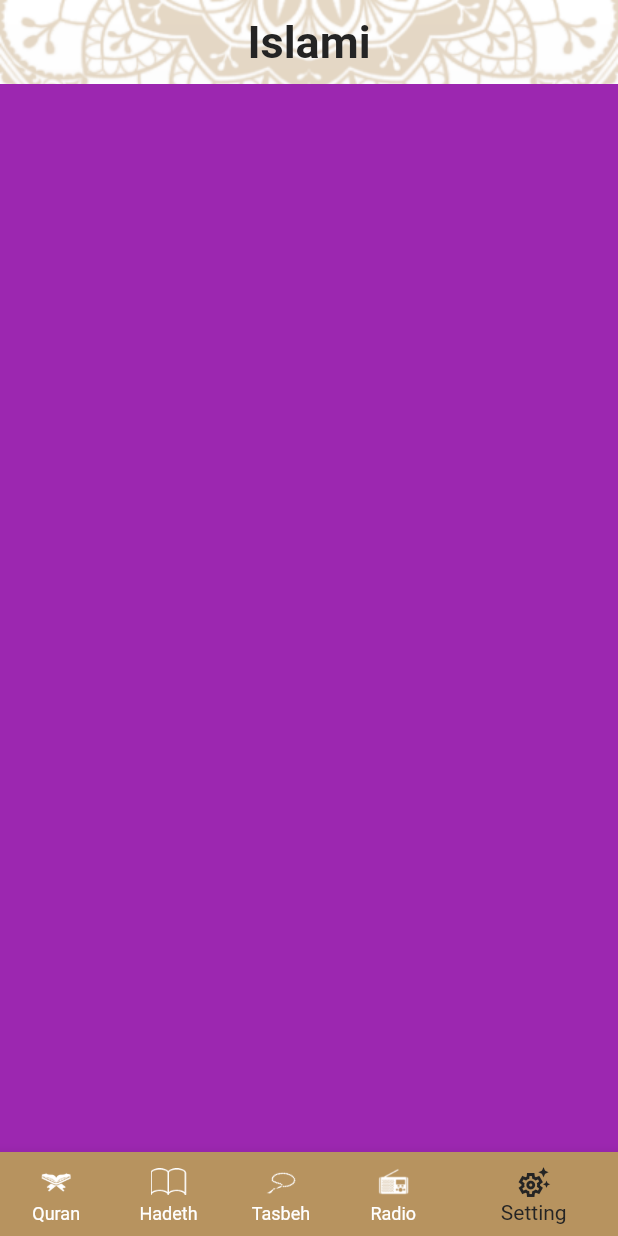
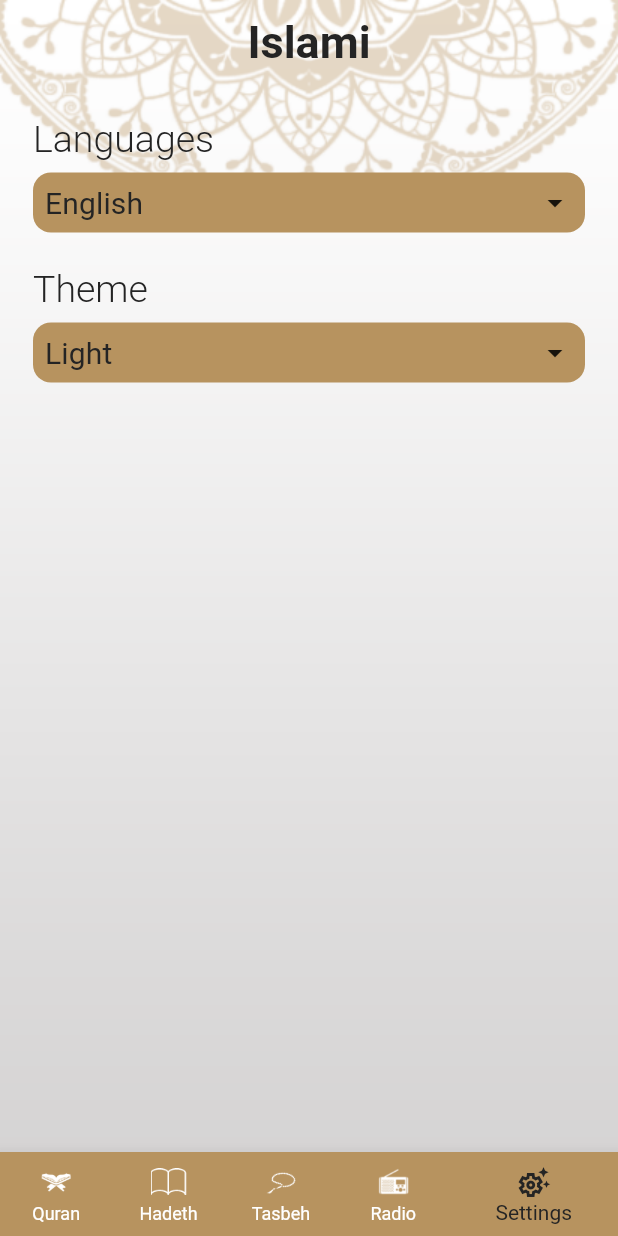
Before and after one commit to Mina-George137/islami_flutter, a Flutter app: the screen it shows after launch, item 5 of the bottom bar chosen, on a phone screen of 412 x 824 dp. Run offline on Flutter 3.47's test engine with Material 2 defaults, Android fonts, the phone set to English and light mode, and no system bars; generated files the repository leaves out were written again.

Commit message:
Finished Settings tab & localization (en/ar)

```diff
--- /dev/null
+++ b/l10n.yaml
@@ -0,0 +1,3 @@
+arb-dir: lib/l10n
+template-arb-file: app_en.arb
+output-localization-file: app_localizations.dart
--- a/lib/home/hadeth/hadeth_tab.dart
+++ b/lib/home/hadeth/hadeth_tab.dart
@@ -1,5 +1,6 @@
 import 'package:flutter/material.dart';
 import 'package:flutter/services.dart';
+import 'package:flutter_gen/gen_l10n/app_localizations.dart';
 import 'package:islami_flutter/home/hadeth/hadeth_name.dart';
 
 class HadethTab extends StatefulWidget {
@@ -25,7 +26,7 @@ class _HadethTabState extends State<HadethTab> {
               thickness: 2,
             ),
             Text(
-              'Ahadeth',
+              '${AppLocalizations.of(context)!.hadeth_name}',
               style: Theme.of(context).textTheme.headline2,
             ),
             Divider(
--- a/lib/home/quran/quran_tab.dart
+++ b/lib/home/quran/quran_tab.dart
@@ -1,6 +1,7 @@
 import 'package:flutter/material.dart';
 import 'package:islami_flutter/home/quran/sura_name.dart';
 import 'package:islami_flutter/my_theme.dart';
+import 'package:flutter_gen/gen_l10n/app_localizations.dart';
 
 class QuranTab extends StatelessWidget {
   List<String> names = [
@@ -132,7 +133,7 @@ class QuranTab extends StatelessWidget {
               thickness: 2,
             ),
             Text(
-              'Sura Name',
+              '${AppLocalizations.of(context)!.sura_name}',
               style: Theme.of(context).textTheme.headline2,
             ),
             Divider(
--- a/lib/home/settings/setting_tab.dart
+++ b/lib/home/settings/setting_tab.dart
@@ -1,10 +1,89 @@
 import 'package:flutter/material.dart';
+import 'package:flutter_gen/gen_l10n/app_localizations.dart';
+import 'package:islami_flutter/home/settings/language_bottom_sheet.dart';
+import 'package:islami_flutter/home/settings/theme_bottom_sheet.dart';
 
-class SettingsTab extends StatelessWidget {
+class SettingsTab extends StatefulWidget {
+  @override
+  State<SettingsTab> createState() => _SettingsTabState();
+}
+
+class _SettingsTabState extends State<SettingsTab> {
   @override
   Widget build(BuildContext context) {
     return Container(
-      color: Colors.purple,
+      padding: EdgeInsets.all(12),
+      margin: EdgeInsets.all(10),
+      child: Column(
+        crossAxisAlignment: CrossAxisAlignment.stretch,
+        children: [
+          Text(
+            '${AppLocalizations.of(context)!.language}',
+            style: Theme.of(context).textTheme.subtitle1,
+          ),
+          InkWell(
+            onTap: () {
+              showLanguageBottomSheet();
+            },
+            child: Container(
+              padding: EdgeInsets.all(8),
+              margin: EdgeInsets.symmetric(vertical: 8),
+              decoration: BoxDecoration(
+                  color: Theme.of(context).primaryColor,
+                  borderRadius: BorderRadius.circular(12)),
+              child: Row(
+                mainAxisAlignment: MainAxisAlignment.spaceBetween,
+                children: [
+                  Text('English', style: Theme.of(context).textTheme.subtitle2),
+                  Icon(Icons.arrow_drop_down_sharp)
+                ],
+              ),
+            ),
+          ),
+          SizedBox(
+            height: 15,
+          ),
+          Text(
+            'Theme',
+            style: Theme.of(context).textTheme.subtitle1,
+          ),
+          InkWell(
+            onTap: () {
+              showThemeButtonSheet();
+            },
+            child: Container(
+              padding: EdgeInsets.all(8),
+              margin: EdgeInsets.symmetric(vertical: 8),
+              decoration: BoxDecoration(
+                  color: Theme.of(context).primaryColor,
+                  borderRadius: BorderRadius.circular(12)),
+              child: Row(
+                mainAxisAlignment: MainAxisAlignment.spaceBetween,
+                children: [
+                  Text('Light', style: Theme.of(context).textTheme.subtitle2),
+                  Icon(Icons.arrow_drop_down_sharp)
+                ],
+              ),
+            ),
+          ),
+        ],
+      ),
     );
   }
+
+  void showLanguageBottomSheet() {
+    showModalBottomSheet(
+        context: context,
+        builder: (context) {
+          return LanguageBottomSheet();
+        });
+  }
+
+  void showThemeButtonSheet() {
+    showModalBottomSheet(
+        context: context,
+        builder: (context) {
+          return ThemeBottomSheet();
+        });
+  }
 }
--- a/lib/home_screen.dart
+++ b/lib/home_screen.dart
@@ -1,4 +1,5 @@
 import 'package:flutter/material.dart';
+import 'package:flutter_gen/gen_l10n/app_localizations.dart';
 import 'package:islami_flutter/home/hadeth/hadeth_tab.dart';
 import 'package:islami_flutter/home/quran/quran_tab.dart';
 import 'package:islami_flutter/home/radio/radio_tab.dart';
@@ -30,7 +31,8 @@ class _HomeScreenState extends State<HomeScreen> {
           backgroundColor: Colors.transparent,
           appBar: AppBar(
             backgroundColor: Colors.transparent,
-            title: Text('Islami', style: Theme.of(context).textTheme.headline1),
+            title: Text(AppLocalizations.of(context)!.app_title,
+                style: Theme.of(context).textTheme.headline1),
           ),
           bottomNavigationBar: Theme(
             data: Theme.of(context)
@@ -46,26 +48,26 @@ class _HomeScreenState extends State<HomeScreen> {
                   icon: ImageIcon(
                     AssetImage('assets/images/quran.png'),
                   ),
-                  label: 'Quran',
+                  label: '${AppLocalizations.of(context)!.quran}',
                 ),
                 BottomNavigationBarItem(
                     icon: ImageIcon(
                       AssetImage('assets/images/hadeth.png'),
                     ),
-                    label: 'Hadeth'),
+                    label: '${AppLocalizations.of(context)!.hadeth}'),
                 BottomNavigationBarItem(
                     icon: ImageIcon(
                       AssetImage('assets/images/sebha.png'),
                     ),
-                    label: 'Tasbeh'),
+                    label: '${AppLocalizations.of(context)!.tasbeh}'),
                 BottomNavigationBarItem(
                     icon: ImageIcon(
                       AssetImage('assets/images/radio.png'),
                     ),
-                    label: 'Radio'),
+                    label: '${AppLocalizations.of(context)!.radio}'),
                 BottomNavigationBarItem(
                     icon: Icon(Icons.settings_suggest_outlined),
-                    label: 'Setting'),
+                    label: '${AppLocalizations.of(context)!.settings}'),
               ],
             ),
           ),
--- a/lib/main.dart
+++ b/lib/main.dart
@@ -2,7 +2,7 @@ import 'package:flutter/material.dart';
 import 'package:islami_flutter/home/quran/sura_details_screen.dart';
 import 'package:islami_flutter/home_screen.dart';
 import 'package:islami_flutter/my_theme.dart';
-
+import 'package:flutter_gen/gen_l10n/app_localizations.dart';
 import 'home/hadeth/hadet_details_screen.dart';
 
 void main() {
@@ -26,6 +26,9 @@ class MyApp extends StatelessWidget {
         SuraDetailsScreen.routeName: (context) => SuraDetailsScreen(),
         HadethDetailsScreen.routeName: (context) => HadethDetailsScreen(),
       },
+      localizationsDelegates: AppLocalizations.localizationsDelegates,
+      supportedLocales: AppLocalizations.supportedLocales,
+      locale: Locale('en'),
     );
   }
 }
--- a/lib/my_theme.dart
+++ b/lib/my_theme.dart
@@ -18,6 +18,8 @@ class MyTheme {
           fontSize: 30, fontWeight: FontWeight.bold, color: colorBlack),
       headline2: TextStyle(
           fontSize: 25, fontWeight: FontWeight.w400, color: colorBlack),
+      headline3: TextStyle(
+          fontSize: 25, fontWeight: FontWeight.w400, color: lightPrimary),
       subtitle1: TextStyle(
           fontSize: 25, fontWeight: FontWeight.w300, color: colorBlack),
       subtitle2: TextStyle(
--- a/pubspec.yaml
+++ b/pubspec.yaml
@@ -29,6 +29,9 @@ environment:
 dependencies:
   flutter:
     sdk: flutter
+  flutter_localizations:
+    sdk: flutter
+  intl: any
 
 
   # The following adds the Cupertino Icons font to your application.
@@ -51,6 +54,7 @@ dev_dependencies:
 
 # The following section is specific to Flutter packages.
 flutter:
+  generate: true
 
   # The following line ensures that the Material Icons font is
   # included with your application, so that you can use the icons in
```
Also changed, not shown: lib/home/settings/language_bottom_sheet.dart (added, +40 -0 lines), lib/home/settings/theme_bottom_sheet.dart (added, +40 -0 lines), lib/l10n/app_ar.arb (added, +11 -0 lines), lib/l10n/app_en.arb (added, +11 -0 lines), pubspec.lock.
